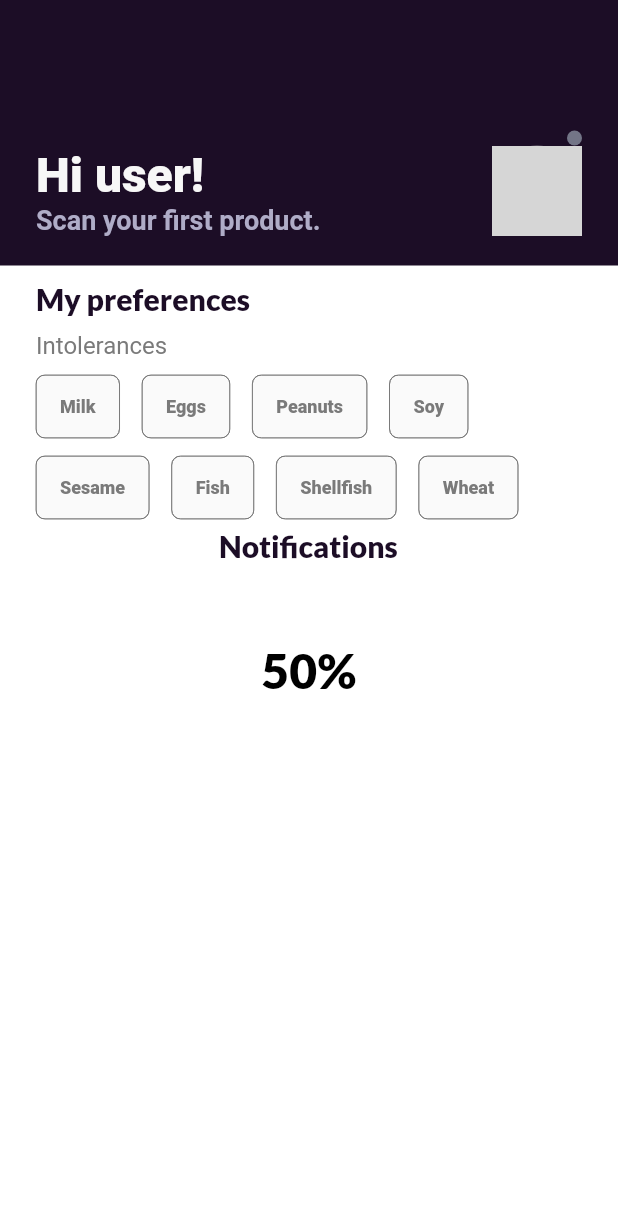
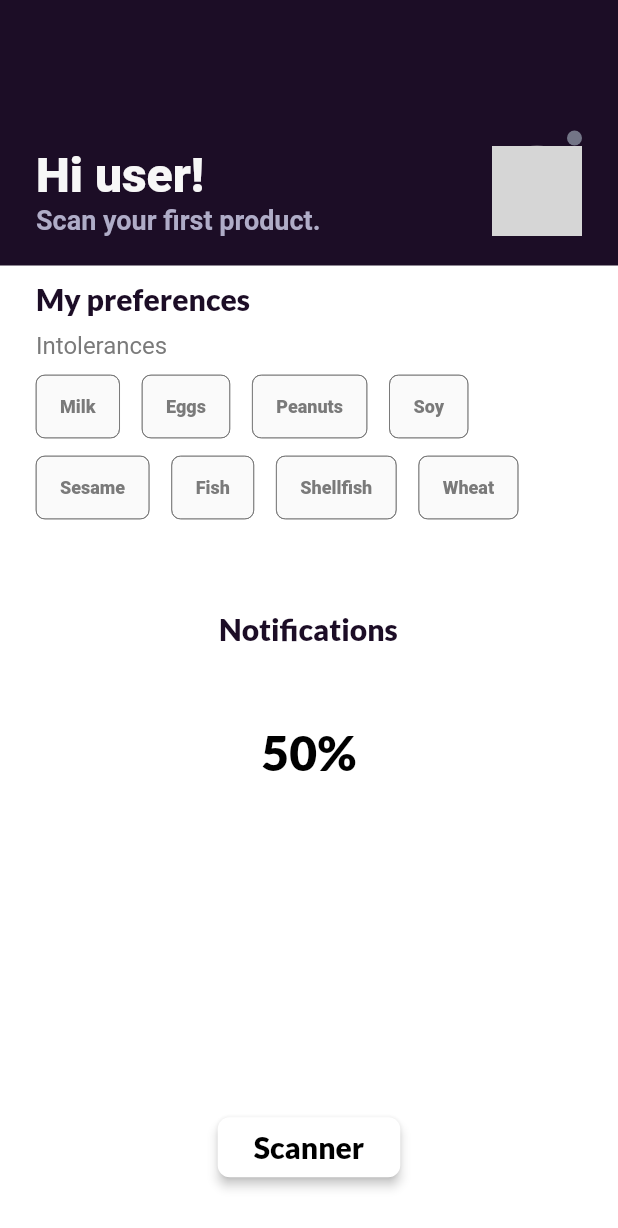
Before and after one commit to jakkappro/FoodAuditFlutterFlow, a Flutter app: the screen it shows after launch, on a phone screen of 412 x 824 dp. Shown: the top 1228 px of the screen. Run offline on Flutter 3.47's test engine with Material 2 defaults, Android fonts, the phone set to English and light mode, and no system bars; drawn by our look-alikes of auto_size_text, cached_network_image, percent_indicator; our stand-ins replace camera, csv, equatable, firebase_analytics, firebase_core, firebase_crashlytics and 12 more; missing offline and left inert: google_mlkit_barcode_scanning, json_path, mime_type; accounts and stored records are empty; network calls fail; Roboto replaces fonts that are missing (Readex Pro); grey boxes are pictures that could not be loaded.

Commit message:
Change size of intolerancies and notifications

```diff
--- a/lib/components/intolerancies/intolerancies_widget.dart
+++ b/lib/components/intolerancies/intolerancies_widget.dart
@@ -45,7 +45,7 @@ class _IntoleranciesWidgetState extends State<IntoleranciesWidget> {
       padding: EdgeInsetsDirectional.fromSTEB(24.0, 10.0, 24.0, 0.0),
       child: Container(
         width: double.infinity,
-        height: 165.0,
+        height: 220.0,
         decoration: BoxDecoration(
           color: Colors.transparent,
         ),
--- a/lib/pages/home/home/home_model.dart
+++ b/lib/pages/home/home/home_model.dart
@@ -3,6 +3,7 @@ import '/components/intolerancies/intolerancies_widget.dart';
 import '/components/notifications/notifications_widget.dart';
 import '/flutter_flow/flutter_flow_theme.dart';
 import '/flutter_flow/flutter_flow_util.dart';
+import '/flutter_flow/flutter_flow_widgets.dart';
 import 'package:flutter/material.dart';
 import 'package:google_fonts/google_fonts.dart';
 import 'package:provider/provider.dart';
--- a/lib/pages/home/home/home_widget.dart
+++ b/lib/pages/home/home/home_widget.dart
@@ -3,6 +3,7 @@ import '/components/intolerancies/intolerancies_widget.dart';
 import '/components/notifications/notifications_widget.dart';
 import '/flutter_flow/flutter_flow_theme.dart';
 import '/flutter_flow/flutter_flow_util.dart';
+import '/flutter_flow/flutter_flow_widgets.dart';
 import 'package:flutter/material.dart';
 import 'package:google_fonts/google_fonts.dart';
 import 'package:provider/provider.dart';
@@ -47,6 +48,9 @@ class _HomeWidgetState extends State<HomeWidget> {
         backgroundColor: FlutterFlowTheme.of(context).primaryBackground,
         body: SafeArea(
           top: true,
+          child: Stack(
+            children: [
+              SingleChildScrollView(
                 child: Column(
                   mainAxisSize: MainAxisSize.max,
                   children: [
@@ -55,16 +59,50 @@ class _HomeWidgetState extends State<HomeWidget> {
                       updateCallback: () => setState(() {}),
                       child: HeaderWidget(),
                     ),
-              wrapWithModel(
+                    Flexible(
+                      child: wrapWithModel(
                         model: _model.intoleranciesModel,
                         updateCallback: () => setState(() {}),
                         child: IntoleranciesWidget(),
                       ),
-              wrapWithModel(
+                    ),
+                    Flexible(
+                      child: wrapWithModel(
                         model: _model.notificationsModel,
                         updateCallback: () => setState(() {}),
                         updateOnChange: true,
                         child: NotificationsWidget(),
+                      ),
+                    ),
+                  ],
+                ),
+              ),
+              Align(
+                alignment: AlignmentDirectional(0.0, 0.9),
+                child: FFButtonWidget(
+                  onPressed: () {
+                    print('Button pressed ...');
+                  },
+                  text: 'Scanner',
+                  options: FFButtonOptions(
+                    height: 40.0,
+                    padding:
+                        EdgeInsetsDirectional.fromSTEB(24.0, 0.0, 24.0, 0.0),
+                    iconPadding:
+                        EdgeInsetsDirectional.fromSTEB(0.0, 0.0, 0.0, 0.0),
+                    color: FlutterFlowTheme.of(context).primary,
+                    textStyle: FlutterFlowTheme.of(context).titleSmall.override(
+                          fontFamily: 'Lato',
+                          color: FlutterFlowTheme.of(context).primaryText,
+                        ),
+                    elevation: 3.0,
+                    borderSide: BorderSide(
+                      color: Colors.transparent,
+                      width: 1.0,
+                    ),
+                    borderRadius: BorderRadius.circular(8.0),
+                  ),
+                ),
               ),
             ],
           ),
```
Lines whose indentation alone changed are shown as unchanged.
